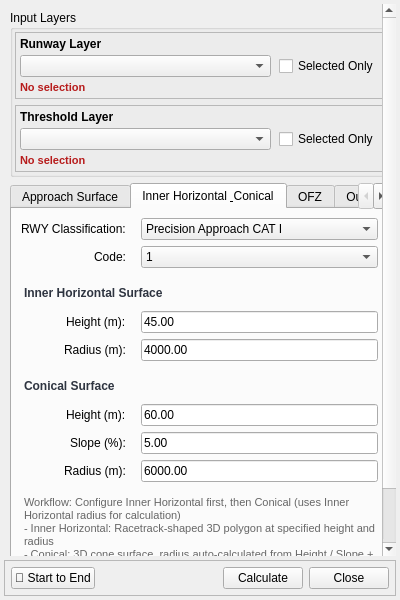
This is qols/qols_panel_base.ui in FLYGHT7/qOLS as Qt 5 draws it before an edit. The edited form follows.
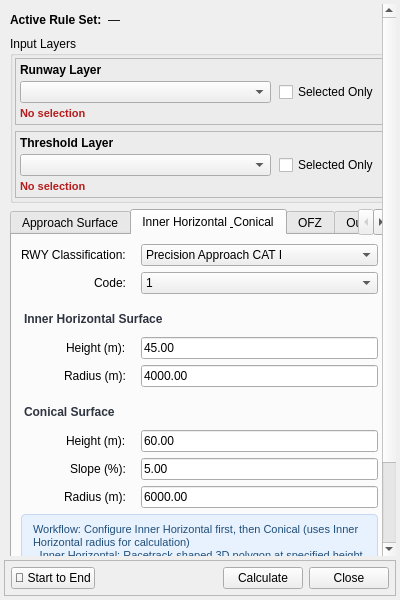
This is the edited form. The open tabs and pages were chosen to show the change. Custom widgets are drawn as their Qt base class.

Commit message: feat: Implement rule set management in QOLS plugin

The edit to the form file:
```diff
--- a/qols/qols_panel_base.ui
+++ b/qols/qols_panel_base.ui
@@ -66,6 +66,48 @@
         <property name="margin">
          <number>6</number>
         </property>
+
+    <!-- ACTIVE RULE SET STATUS -->
+    <item>
+     <layout class="QHBoxLayout" name="activeRuleSetRow">
+      <property name="spacing">
+       <number>6</number>
+      </property>
+      <item>
+       <widget class="QLabel" name="activeRuleSetTitleLabel">
+        <property name="text">
+         <string>Active Rule Set:</string>
+        </property>
+        <property name="styleSheet">
+         <string>QLabel { font-weight: bold; }</string>
+        </property>
+       </widget>
+      </item>
+      <item>
+       <widget class="QLabel" name="activeRuleSetLabel">
+        <property name="text">
+         <string>—</string>
+        </property>
+        <property name="toolTip">
+         <string>Shows the currently selected rule set for default values</string>
+        </property>
+       </widget>
+      </item>
+      <item>
+       <spacer name="activeRuleSetSpacer">
+        <property name="orientation">
+         <enum>Qt::Horizontal</enum>
+        </property>
+        <property name="sizeHint" stdset="0">
+         <size>
+          <width>40</width>
+          <height>20</height>
+         </size>
+        </property>
+       </spacer>
+      </item>
+     </layout>
+    </item>
     
     <!-- LAYER SELECTION SECTION - IMPROVED READABILITY -->
     <item>
@@ -680,7 +722,7 @@
            <bool>true</bool>
           </property>
           <property name="styleSheet">
-           <string>QLabel { color: #666666; font-size: 11px; padding-top: 8px; }</string>
+              <string>QLabel { background-color: #e8f2ff; color: #1f4e79; font-size: 11px; border: 1px solid #c5d9f2; border-radius: 4px; padding: 8px; }</string>
           </property>
          </widget>
         </item>
```
Left out of the diff: 2 changed lines with no effect on the pictures. The commit also changes 13 other files.
